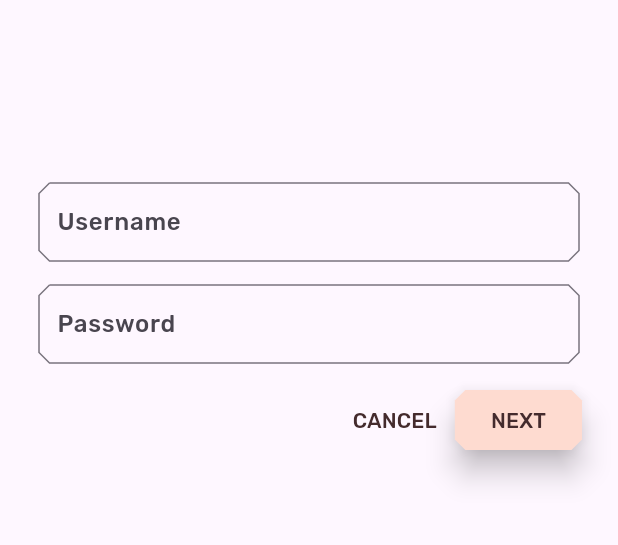
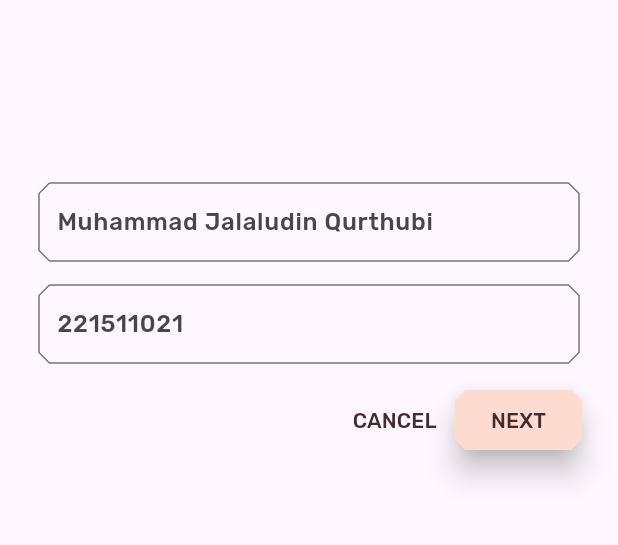
Before and after one commit to thisisjackii/proyek4_material_shrine_app, a Flutter app: the screen it shows after launch, on a phone screen of 412 x 824 dp, the part 243-788 px from its top. Run offline on Flutter 3.47's test engine with Material 3 defaults, Android fonts, the phone set to English and light mode, and no system bars.

Commit message:
Putting identities (name, student ID)

```diff
--- a/lib/login.dart
+++ b/lib/login.dart
@@ -49,14 +49,14 @@ class _LoginPageState extends State<LoginPage> {
             TextField(
               controller: _usernameController,
               decoration: const InputDecoration(
-                labelText: 'Username',
+                labelText: 'Muhammad Jalaludin Qurthubi',
               ),
             ),
             const SizedBox(height: 12.0),
             TextField(
               controller: _passwordController,
               decoration: const InputDecoration(
-                labelText: 'Password',
+                labelText: '221511021',
               ),
               obscureText: true,
             ),
@@ -65,7 +65,6 @@ class _LoginPageState extends State<LoginPage> {
               alignment: MainAxisAlignment.end,
               children: <Widget>[
                 TextButton(
-                  child: const Text('CANCEL'),
                   onPressed: () {
                     _usernameController.clear();
                     _passwordController.clear();
@@ -76,9 +75,9 @@ class _LoginPageState extends State<LoginPage> {
                       borderRadius: BorderRadius.all(Radius.circular(7.0)),
                     ),
                   ),
+                  child: const Text('CANCEL'),
                 ),
                 ElevatedButton(
-                  child: const Text('NEXT'),
                   onPressed: () {
                     Navigator.pop(context);
                   },
@@ -90,6 +89,7 @@ class _LoginPageState extends State<LoginPage> {
                       borderRadius: BorderRadius.all(Radius.circular(7.0)),
                     ),
                   ),
+                  child: const Text('NEXT'),
                 ),
               ],
             ),
```
